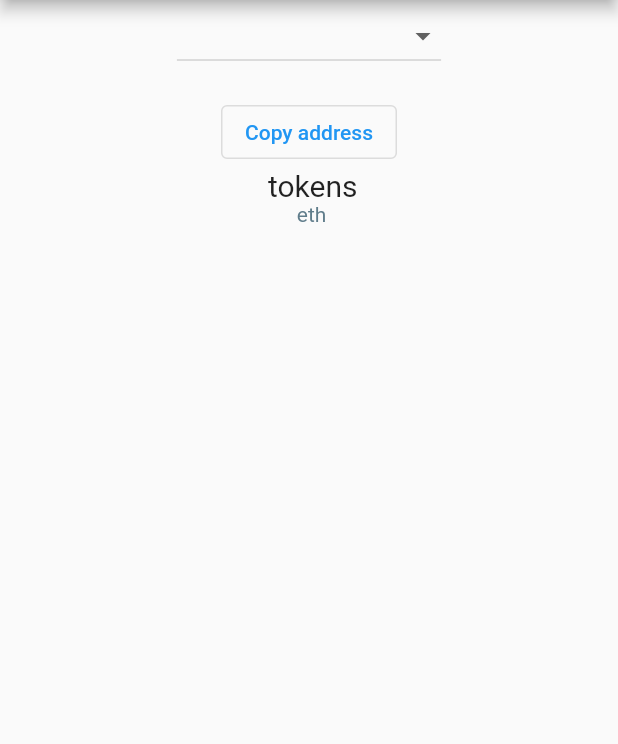
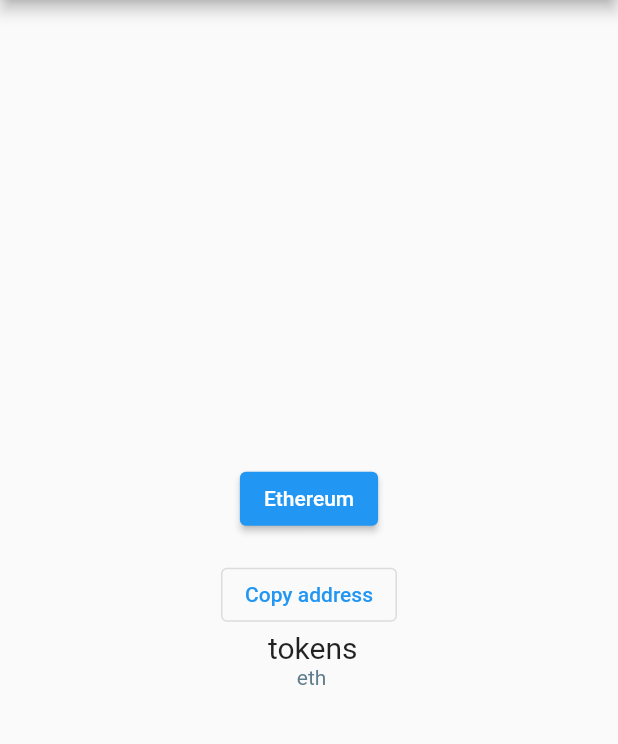
Before and after one commit to allanclempe/ether-wallet-flutter, a Flutter app: the WalletMainPage screen opened directly, on a phone screen of 412 x 824 dp, the part 84-828 px from its top. Run offline on Flutter 3.47's test engine with Material 2 defaults, Android fonts, the phone set to English and light mode, and no system bars; our stand-ins replace built_collection, built_value, convert, firebase_analytics, flutter_hooks, flutter_spinkit and 3 more; missing offline and left inert: bip39, ed25519_hd_key, qr_code_scanner, web3dart; accounts and stored records are empty; project files that could hold a hidden picture were left out.

Commit message:
introduced change network component

```diff
--- /dev/null
+++ b/lib/components/wallet/change_network.dart
@@ -0,0 +1,47 @@
+import 'package:etherwallet/model/network_type.dart';
+import 'package:flutter/cupertino.dart';
+import 'package:flutter/material.dart';
+
+class ChangeNetwork extends StatelessWidget {
+  const ChangeNetwork(
+      {Key? key,
+      required this.currentValue,
+      required this.onChange,
+      this.loading = false})
+      : super(key: key);
+
+  final NetworkType currentValue;
+  final bool loading;
+  final Function(NetworkType network) onChange;
+
+  @override
+  Widget build(BuildContext context) {
+    return ElevatedButton(
+      child: Text(currentValue.toString()),
+      onPressed: !loading
+          ? () {
+              showModalBottomSheet<void>(
+                context: context,
+                builder: (BuildContext context) {
+                  return SizedBox(
+                    height: 150,
+                    child: Column(
+                      children: <Widget>[
+                        for (var network in NetworkType.values)
+                          RawMaterialButton(
+                            onPressed: () {
+                              onChange(network);
+                              Navigator.pop(context);
+                            },
+                            child: Text(network.name),
+                          ),
+                      ],
+                    ),
+                  );
+                },
+              );
+            }
+          : null,
+    );
+  }
+}
--- a/lib/context/transfer/wallet_transfer_provider.dart
+++ b/lib/context/transfer/wallet_transfer_provider.dart
@@ -23,7 +23,7 @@
     final store = useReducer<WalletTransfer, WalletTransferAction>(reducer,
         initialState: WalletTransfer(), initialAction: WalletTransferInit());
 
-    final contractService = Provider.of<ContractService>(context);
+    final contractService = Provider.of<ContractServiceFactory>(context);
     final configurationService = Provider.of<ConfigurationService>(context);
     final handler = useMemoized(
       () => WalletTransferHandler(store, contractService, configurationService),
--- a/lib/model/network_type.dart
+++ b/lib/model/network_type.dart
@@ -1 +1,19 @@
-enum NetworkType { local, ropsten, matic, bsc }
+import 'package:built_collection/built_collection.dart';
+import 'package:built_value/built_value.dart';
+import 'package:built_value/serializer.dart';
+
+part 'network_type.g.dart';
+
+class NetworkType extends EnumClass {
+  const NetworkType._(String name) : super(name);
+
+  static Serializer<NetworkType> get serializer => _$networkTypeSerializer;
+
+  static const NetworkType Ethereum = _$Ethereum;
+  static const NetworkType Matic = _$Matic;
+  static const NetworkType BSC = _$BSC;
+
+  static BuiltSet<NetworkType> get values => _$values;
+
+  static NetworkType valueOf(String name) => _$valuesOf(name);
+}
--- a/lib/model/wallet.dart
+++ b/lib/model/wallet.dart
@@ -8,7 +8,7 @@
   factory Wallet([void Function(WalletBuilder)? updates]) => _$Wallet((b) => b
     ..tokenBalance = BigInt.from(0)
     ..ethBalance = BigInt.from(0)
-    ..network = NetworkType.ropsten
+    ..network = NetworkType.Ethereum
     ..errors = BuiltList<String>().toBuilder()
     ..loading = false
     ..update(updates));
--- a/lib/wallet_main_page.dart
+++ b/lib/wallet_main_page.dart
@@ -5,8 +5,8 @@
 
 import 'components/dialog/alert.dart';
 import 'components/menu/main_menu.dart';
+import 'components/wallet/change_network.dart';
 import 'context/wallet/wallet_provider.dart';
-import 'model/network_type.dart';
 
 class WalletMainPage extends HookWidget {
   const WalletMainPage(this.title, {Key? key}) : super(key: key);
@@ -80,28 +80,20 @@
           IconButton(
             icon: const Icon(Icons.send),
             onPressed: () {
-              Navigator.of(context).pushNamed('/transfer');
+              Navigator.of(context)
+                  .pushNamed('/transfer', arguments: store.state.network);
             },
           ),
         ],
       ),
-      body: Column(
+      body: Center(
+        child: Column(
+          mainAxisAlignment: MainAxisAlignment.center,
           children: [
-          DropdownButton<NetworkType>(
-            items: [
-              NetworkType.ropsten,
-              NetworkType.matic,
-              NetworkType.bsc,
-              NetworkType.local
-            ]
-                .map((NetworkType value) => DropdownMenuItem<NetworkType>(
-                      value: value,
-                      child: Text(value.toString()),
-                    ))
-                .toList(),
-            onChanged: (value) {
-              store.changeNetwork(value!);
-            },
+            ChangeNetwork(
+              onChange: store.changeNetwork,
+              currentValue: store.state.network,
+              loading: store.state.loading,
             ),
             Balance(
               address: store.state.address,
@@ -110,6 +102,7 @@
             )
           ],
         ),
+      ),
     );
   }
 }
```
Also changed, not shown: lib/app_config.dart (+6 -6 lines), lib/context/transfer/wallet_transfer_handler.dart (+7 -4 lines), lib/router.dart (+6 -1 lines), lib/utils/route_utils.dart (added, +11 -0 lines), lib/wallet_transfer_page.dart (+12 -2 lines), lib/model/network_type.g.dart (added). Lines whose indentation alone changed are shown as unchanged.
